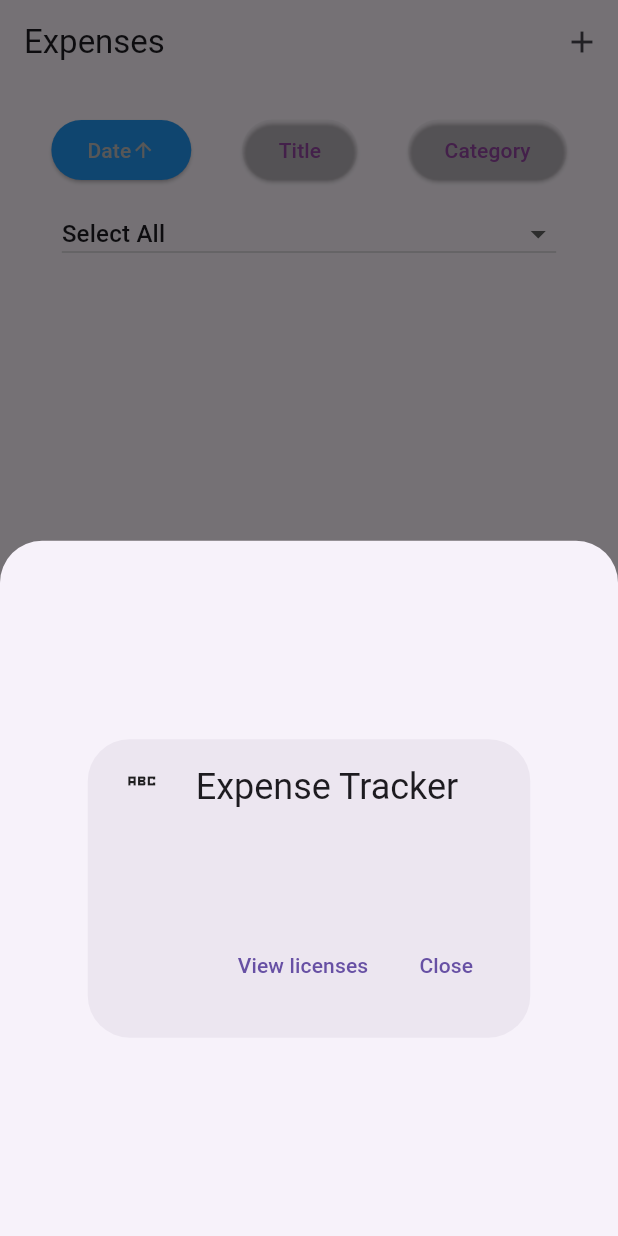
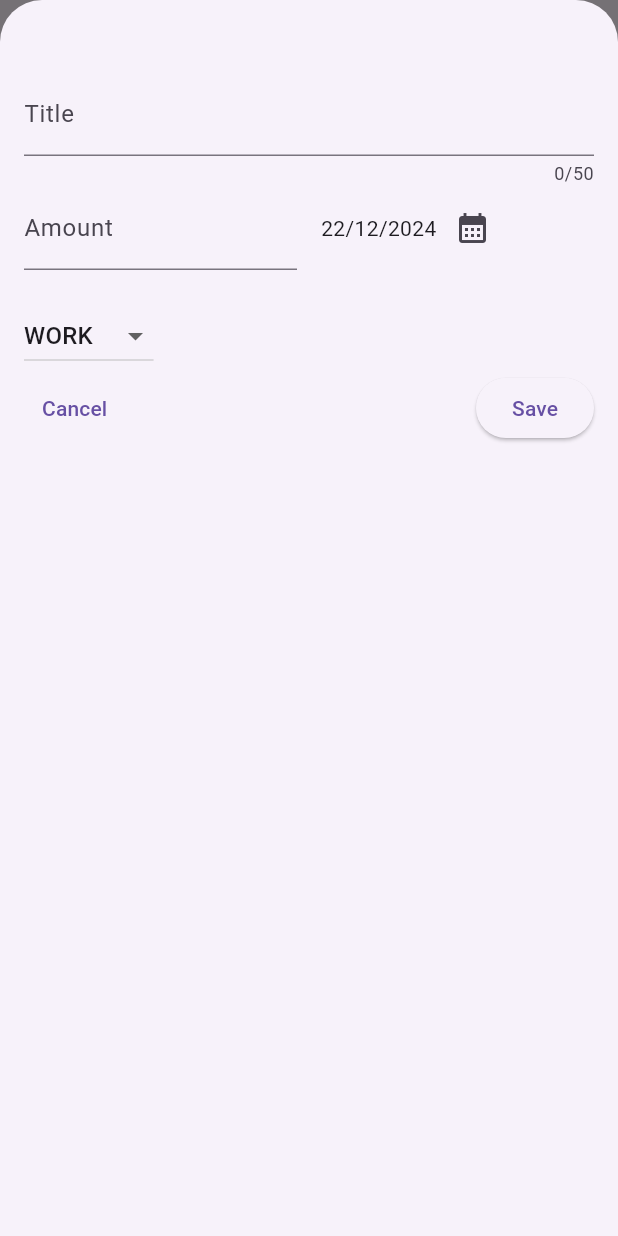
Before and after one commit to Dannyj1984/flutter-expenses, a Flutter app: the screen it shows after launch, after a tap on the "add" icon, on a phone screen of 412 x 824 dp. Run offline on Flutter 3.47's test engine with Material 3 defaults, Android fonts, the phone set to English and light mode, and no system bars; network calls fail.

Commit message:
feat: add new expense

```diff
--- a/expense_tracker/lib/widgets/expenses.dart
+++ b/expense_tracker/lib/widgets/expenses.dart
@@ -1,5 +1,3 @@
-import 'dart:math';
-
 import 'package:expense_tracker/providers/data.dart';
 import 'package:expense_tracker/widgets/expenses_list.dart';
 import 'package:expense_tracker/models/expense.dart';
@@ -25,7 +23,7 @@ class _ExpensesState extends State<Expenses> {
   bool _filterCategory = true;
   Filter _selectedFilter = Filter.date;
   Category? _selectedCategory;
-  late List<Expense> _value;
+  late List<Expense> _value = [];
 
   var _filteredExpenses = <Expense>[];
 
@@ -38,32 +36,27 @@ class _ExpensesState extends State<Expenses> {
   void didChangeDependencies() {
     super.didChangeDependencies();
     final dataProvider = Provider.of<DataProvider>(context);
-    _value = dataProvider.data;
-    _sortedExpenses = [..._value];
+    if (_value.isEmpty) {
+      // Add this condition
+      _value = dataProvider.data;
+      _sortedExpenses = [..._value];
+    }
+  }
+
+  _addExpense(Expense expense) {
+    setState(() {
+      _sortedExpenses.add(expense);
+      print(_sortedExpenses.toList());
+    });
   }
 
   void _openAddExpenseOverlay() {
     showModalBottomSheet(
+        isScrollControlled: true,
         context: context,
         builder: (ctx) {
-          return const NewExpense();
+          return NewExpense(onAddExpense: _addExpense);
         });
-  }
-
-  Expense _newExpense() {
-    return Expense(
-        title: 'New Expense',
-        amount: _randomAmount(),
-        date: DateTime.now(),
-        category: _randomCategory());
-  }
-
-  double _randomAmount() {
-    return Random().nextDouble() * 100;
-  }
-
-  Category _randomCategory() {
-    return Category.values[Random().nextInt(Category.values.length)];
   }
 
   Row _buttons() {
@@ -188,21 +181,6 @@ class _ExpensesState extends State<Expenses> {
     );
   }
 
-  Row _addButton() {
-    return Row(
-      mainAxisAlignment: MainAxisAlignment.center,
-      children: [
-        ElevatedButton(
-            onPressed: () {
-              setState(() {
-                _sortedExpenses.add(_newExpense());
-              });
-            },
-            child: const Text("Add"))
-      ],
-    );
-  }
-
   Row _filterOptions() {
     return Row(
       mainAxisAlignment: MainAxisAlignment.center,
--- a/expense_tracker/lib/widgets/new_expense.dart
+++ b/expense_tracker/lib/widgets/new_expense.dart
@@ -1,17 +1,139 @@
+import 'package:expense_tracker/models/expense.dart';
 import 'package:flutter/material.dart';
+import 'package:intl/intl.dart';
+
+final formatter = DateFormat('d/M/y');
 
 class NewExpense extends StatefulWidget {
-  const NewExpense({super.key});
+  const NewExpense({super.key, required this.onAddExpense});
+  final void Function(Expense expense) onAddExpense;
   @override
   State<NewExpense> createState() => _NewExpenseState();
 }
 
 class _NewExpenseState extends State<NewExpense> {
+  final _titleController = TextEditingController();
+  final _costController = TextEditingController();
+  var _selectedCategory = Category.work;
+  DateTime _selectedDate = DateTime.now();
+
+  @override
+  void dispose() {
+    _titleController.dispose();
+    _costController.dispose();
+    super.dispose();
+  }
+
+  void _showDatePicker() {
+    final now = DateTime.now();
+    final firstDate = DateTime(now.year - 1, now.month, now.day);
+    showDatePicker(
+            context: context,
+            initialDate: now,
+            firstDate: firstDate,
+            lastDate: now)
+        .then((pickedDate) {
+      if (pickedDate == null) {
+        return;
+      }
+      setState(() {
+        _selectedDate = pickedDate;
+      });
+    });
+  }
+
+  void _submitExpenseData() {
+    final enteredAmount = double.tryParse(_costController.text);
+    final amountIsInvalid = enteredAmount == null || enteredAmount <= 0;
+    if (_titleController.text.trim().isEmpty || amountIsInvalid) {
+      showDialog(
+          context: context,
+          builder: (ctx) => AlertDialog(
+                  title: const Text('Missing values'),
+                  content: Text(
+                      'Please make sure a valid ${amountIsInvalid ? 'amount' : 'title'} is entered'),
+                  actions: [
+                    TextButton(
+                        onPressed: () {
+                          Navigator.of(ctx).pop();
+                        },
+                        child: const Text('OK'))
+                  ]));
+      return;
+    }
+    widget.onAddExpense(Expense(
+      title: _titleController.text,
+      amount: enteredAmount,
+      date: _selectedDate,
+      category: _selectedCategory,
+    ));
+    Navigator.of(context).pop();
+  }
+
   @override
   Widget build(BuildContext context) {
-    return (const AboutDialog(
-      applicationIcon: Icon(Icons.abc_sharp),
-      applicationName: 'Expense Tracker',
-    ));
+    return Padding(
+        padding: const EdgeInsets.fromLTRB(16, 48, 16, 16),
+        child: Column(
+          children: [
+            TextField(
+              maxLength: 50,
+              decoration: const InputDecoration(label: Text('Title')),
+              controller: _titleController,
+            ),
+            Row(children: [
+              Expanded(
+                child: TextField(
+                  keyboardType: TextInputType.number,
+                  decoration: const InputDecoration(
+                      label: Text('Amount'), prefix: Text('£')),
+                  controller: _costController,
+                ),
+              ),
+              const SizedBox(width: 16),
+              Expanded(
+                child: Row(children: [
+                  Text(formatter.format(_selectedDate)),
+                  IconButton(
+                      onPressed: () {
+                        _showDatePicker();
+                      },
+                      icon: const Icon(Icons.calendar_month))
+                ]),
+              ),
+            ]),
+            const SizedBox(height: 20),
+            Row(children: [
+              DropdownButton(
+                  value: _selectedCategory,
+                  items: Category.values
+                      .map((category) => DropdownMenuItem(
+                          value: category,
+                          child: Text(category.name.toUpperCase())))
+                      .toList(),
+                  onChanged: (value) {
+                    if (value == null) {
+                      return;
+                    }
+                    setState(() {
+                      _selectedCategory = value;
+                    });
+                  }),
+            ]),
+            Row(
+              mainAxisAlignment: MainAxisAlignment.spaceBetween,
+              children: [
+                TextButton(
+                    onPressed: Navigator.of(context).pop,
+                    child: const Text('Cancel')),
+                ElevatedButton(
+                    onPressed: () {
+                      _submitExpenseData();
+                    },
+                    child: const Text('Save'))
+              ],
+            )
+          ],
+        ));
   }
 }
--- a/expense_tracker/pubspec.yaml
+++ b/expense_tracker/pubspec.yaml
@@ -37,6 +37,7 @@ dependencies:
   cupertino_icons: ^1.0.6
   uuid: ^4.5.1
   http: ^1.2.2
+  intl: ^0.20.0
 
 dev_dependencies:
   flutter_test:
```
Also changed, not shown: expense_tracker/lib/widgets/expenses_list.dart (+10 -2 lines), expense_tracker/pubspec.lock.
